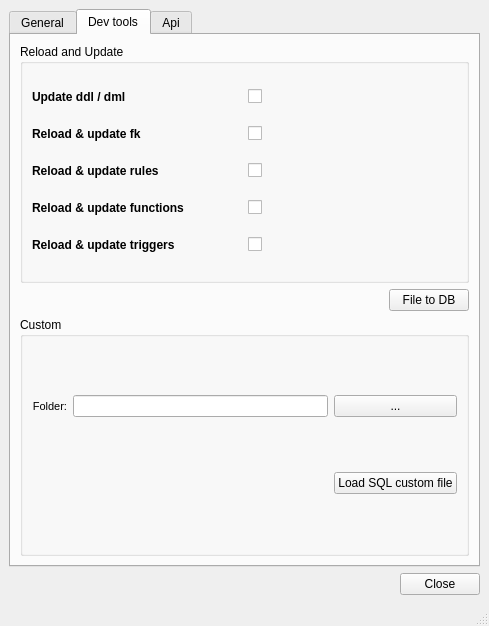
Qt form ui/readsql.ui (Giswater/giswater_qgis_plugin) before a commit.
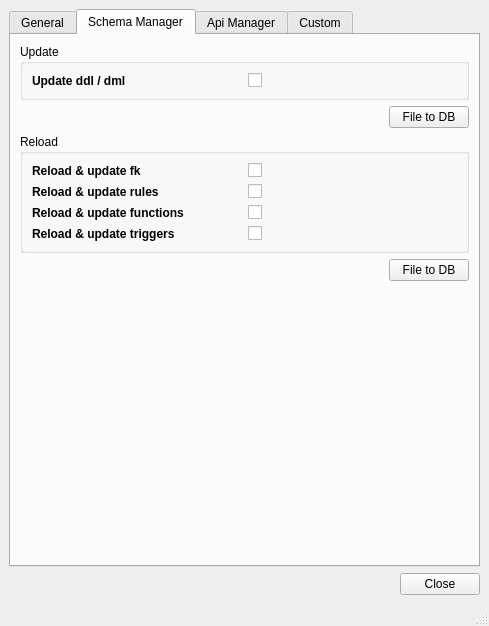
The same form after that commit. The open tabs and pages were chosen to show the change.

The edit to the form file:
```diff
--- a/ui/readsql.ui
+++ b/ui/readsql.ui
@@ -275,103 +275,6 @@
           </layout>
          </widget>
         </item>
-        <item row="3" column="0">
-         <widget class="QGroupBox" name="groupBox_2">
-          <property name="title">
-           <string>QGIS project file</string>
-          </property>
-          <layout class="QGridLayout" name="gridLayout_5">
-           <item row="0" column="0">
-            <widget class="QLabel" name="label_custom_node_type_5">
-             <property name="font">
-              <font>
-               <pointsize>8</pointsize>
-              </font>
-             </property>
-             <property name="frameShape">
-              <enum>QFrame::NoFrame</enum>
-             </property>
-             <property name="frameShadow">
-              <enum>QFrame::Raised</enum>
-             </property>
-             <property name="text">
-              <string>Folder:</string>
-             </property>
-             <property name="alignment">
-              <set>Qt::AlignRight|Qt::AlignTrailing|Qt::AlignVCenter</set>
-             </property>
-             <property name="margin">
-              <number>3</number>
-             </property>
-            </widget>
-           </item>
-           <item row="0" column="1">
-            <widget class="QLineEdit" name="path_folder">
-             <property name="text">
-              <string/>
-             </property>
-            </widget>
-           </item>
-           <item row="0" column="2">
-            <widget class="QPushButton" name="btn_select_file">
-             <property name="text">
-              <string>...</string>
-             </property>
-            </widget>
-           </item>
-           <item row="1" column="0">
-            <widget class="QLabel" name="label_custom_node_type_6">
-             <property name="font">
-              <font>
-               <pointsize>8</pointsize>
-              </font>
-             </property>
-             <property name="frameShape">
-              <enum>QFrame::NoFrame</enum>
-             </property>
-             <property name="frameShadow">
-              <enum>QFrame::Raised</enum>
-             </property>
-             <property name="text">
-              <string>   File name:</string>
-             </property>
-             <property name="alignment">
-              <set>Qt::AlignRight|Qt::AlignTrailing|Qt::AlignVCenter</set>
-             </property>
-             <property name="margin">
-              <number>3</number>
-             </property>
-            </widget>
-           </item>
-           <item row="1" column="1">
-            <widget class="QLineEdit" name="qgis_project_file_name">
-             <property name="text">
-              <string/>
-             </property>
-            </widget>
-           </item>
-           <item row="2" column="2">
-            <widget class="QPushButton" name="btn_qgis_project_create">
-             <property name="sizePolicy">
-              <sizepolicy hsizetype="Preferred" vsizetype="Fixed">
-               <horstretch>0</horstretch>
-               <verstretch>0</verstretch>
-              </sizepolicy>
-             </property>
-             <property name="font">
-              <font>
-               <weight>50</weight>
-               <bold>false</bold>
-              </font>
-             </property>
-             <property name="text">
-              <string>Create</string>
-             </property>
-            </widget>
-           </item>
-          </layout>
-         </widget>
-        </item>
         <item row="0" column="0">
          <widget class="QGroupBox" name="groupBox_4">
           <property name="title">
@@ -424,10 +327,10 @@
       </widget>
       <widget class="QWidget" name="devtools">
        <attribute name="title">
-        <string>Dev tools</string>
+        <string>Schema Manager</string>
        </attribute>
        <layout class="QGridLayout" name="gridLayout_8">
-        <item row="1" column="1">
+        <item row="3" column="1">
          <widget class="QPushButton" name="btn_schema_file_to_db">
           <property name="sizePolicy">
            <sizepolicy hsizetype="Fixed" vsizetype="Fixed">
@@ -440,79 +343,77 @@
           </property>
          </widget>
         </item>
-        <item row="2" column="0" colspan="2">
-         <widget class="QGroupBox" name="groupBox_7">
-          <property name="title">
-           <string>Custom</string>
+        <item row="4" column="1">
+         <spacer name="verticalSpacer_2">
+          <property name="orientation">
+           <enum>Qt::Vertical</enum>
           </property>
-          <layout class="QGridLayout" name="gridLayout_10">
-           <item row="0" column="1">
-            <widget class="QLineEdit" name="schema_path_folder">
-             <property name="text">
-              <string/>
-             </property>
-            </widget>
-           </item>
-           <item row="0" column="2">
-            <widget class="QPushButton" name="btn_schema_select_file">
-             <property name="text">
-              <string>...</string>
-             </property>
-            </widget>
-           </item>
-           <item row="0" column="0">
-            <widget class="QLabel" name="label_custom_node_type_15">
-             <property name="font">
-              <font>
-               <pointsize>8</pointsize>
-              </font>
-             </property>
-             <property name="frameShape">
-              <enum>QFrame::NoFrame</enum>
-             </property>
-             <property name="frameShadow">
-              <enum>QFrame::Raised</enum>
-             </property>
-             <property name="text">
-              <string>Folder:</string>
-             </property>
-             <property name="alignment">
-              <set>Qt::AlignRight|Qt::AlignTrailing|Qt::AlignVCenter</set>
-             </property>
-             <property name="margin">
-              <number>3</number>
-             </property>
-            </widget>
-           </item>
-           <item row="1" column="2">
-            <widget class="QPushButton" name="btn_schema_custom_load_file">
-             <property name="sizePolicy">
-              <sizepolicy hsizetype="Fixed" vsizetype="Fixed">
-               <horstretch>0</horstretch>
-               <verstretch>0</verstretch>
-              </sizepolicy>
-             </property>
-             <property name="font">
-              <font>
-               <weight>50</weight>
-               <bold>false</bold>
-              </font>
-             </property>
-             <property name="text">
-              <string>Load SQL custom file</string>
-             </property>
-            </widget>
-           </item>
-          </layout>
-         </widget>
+          <property name="sizeHint" stdset="0">
+           <size>
+            <width>20</width>
+            <height>40</height>
+           </size>
+          </property>
+         </spacer>
         </item>
         <item row="0" column="0" colspan="2">
+         <widget class="QGroupBox" name="groupBox_2">
+          <property name="title">
+           <string>Update</string>
+          </property>
+          <layout class="QGridLayout" name="gridLayout_5">
+           <item row="0" column="0">
+            <widget class="QLabel" name="label_5">
+             <property name="font">
+              <font>
+               <weight>75</weight>
+               <bold>true</bold>
+              </font>
+             </property>
+             <property name="text">
+              <string>Update ddl / dml</string>
+             </property>
+            </widget>
+           </item>
+           <item row="0" column="1">
+            <widget class="QCheckBox" name="chk_schema_ddl_dml">
+             <property name="text">
+              <string/>
+             </property>
+             <property name="iconSize">
+              <size>
+               <width>19</width>
+               <height>19</height>
+              </size>
+             </property>
+             <property name="checked">
+              <bool>false</bool>
+             </property>
+            </widget>
+           </item>
+          </layout>
+         </widget>
+        </item>
+        <item row="2" column="0" colspan="2">
          <widget class="QGroupBox" name="groupBox_10">
           <property name="title">
-           <string>Reload and Update</string>
+           <string>Reload</string>
           </property>
           <layout class="QGridLayout" name="gridLayout_9">
-           <item row="4" column="1">
+           <item row="1" column="0">
+            <widget class="QLabel" name="label_33">
+             <property name="font">
+              <font>
+               <weight>75</weight>
+               <bold>true</bold>
+              </font>
+             </property>
+             <property name="text">
+              <string>Reload &amp; update rules</string>
+             </property>
+            </widget>
+           </item>
+           <item row="3" column="1">
             <widget class="QCheckBox" name="chk_schema_trigger">
              <property name="text">
               <string/>
@@ -528,52 +429,7 @@
              </property>
             </widget>
            </item>
-           <item row="1" column="0">
-            <widget class="QLabel" name="label_7">
-             <property name="font">
-              <font>
-               <weight>75</weight>
-               <bold>true</bold>
-              </font>
-             </property>
-             <property name="text">
-              <string>Reload &amp; update fk</string>
-             </property>
-            </widget>
-           </item>
-           <item row="1" column="1">
-            <widget class="QCheckBox" name="chk_schema_fk">
-             <property name="text">
-              <string/>
-             </property>
-             <property name="iconSize">
-              <size>
-               <width>19</width>
-               <height>19</height>
-              </size>
-             </property>
-             <property name="checked">
-              <bool>false</bool>
-             </property>
-            </widget>
-           </item>
            <item row="2" column="1">
-            <widget class="QCheckBox" name="chk_schema_rules">
-             <property name="text">
-              <string/>
-             </property>
-             <property name="iconSize">
-              <size>
-               <width>19</width>
-               <height>19</height>
-              </size>
-             </property>
-             <property name="checked">
-              <bool>false</bool>
-             </property>
-            </widget>
-           </item>
-           <item row="3" column="1">
             <widget class="QCheckBox" name="chk_schema_funcion">
              <property name="text">
               <string/>
@@ -589,7 +445,23 @@
              </property>
             </widget>
            </item>
-           <item row="3" column="0">
+           <item row="1" column="1">
+            <widget class="QCheckBox" name="chk_schema_rules">
+             <property name="text">
+              <string/>
+             </property>
+             <property name="iconSize">
+              <size>
+               <width>19</width>
+               <height>19</height>
+              </size>
+             </property>
+             <property name="checked">
+              <bool>false</bool>
+             </property>
+            </widget>
+           </item>
+           <item row="2" column="0">
             <widget class="QLabel" name="label_30">
              <property name="font">
               <font>
@@ -602,20 +474,7 @@
              </property>
             </widget>
            </item>
-           <item row="2" column="0">
-            <widget class="QLabel" name="label_33">
-             <property name="font">
-              <font>
-               <weight>75</weight>
-               <bold>true</bold>
-              </font>
-             </property>
-             <property name="text">
-              <string>Reload &amp; update rules</string>
-             </property>
-            </widget>
-           </item>
-           <item row="4" column="0">
+           <item row="3" column="0">
             <widget class="QLabel" name="label_8">
              <property name="font">
               <font>
@@ -629,7 +488,7 @@
             </widget>
            </item>
            <item row="0" column="0">
-            <widget class="QLabel" name="label_5">
+            <widget class="QLabel" name="label_7">
              <property name="font">
               <font>
                <weight>75</weight>
@@ -637,12 +496,12 @@
               </font>
              </property>
              <property name="text">
-              <string>Update ddl / dml</string>
+              <string>Reload &amp; update fk</string>
              </property>
             </widget>
            </item>
            <item row="0" column="1">
-            <widget class="QCheckBox" name="chk_schema_ddl_dml">
+            <widget class="QCheckBox" name="chk_schema_fk">
              <property name="text">
               <string/>
              </property>
@@ -660,11 +519,18 @@
           </layout>
          </widget>
         </item>
+        <item row="1" column="1">
+         <widget class="QPushButton" name="btn_schema_update_file_to_db">
+          <property name="text">
+           <string>File to DB</string>
+          </property>
+         </widget>
+        </item>
        </layout>
       </widget>
       <widget class="QWidget" name="api">
        <attribute name="title">
-        <string>Api</string>
+        <string>Api Manager</string>
        </attribute>
        <layout class="QGridLayout" name="gridLayout_11">
         <item row="2" column="1">
@@ -828,8 +694,28 @@
           </layout>
          </widget>
         </item>
-        <item row="4" column="0" colspan="2">
-         <widget class="QGroupBox" name="groupBox_25">
+        <item row="4" column="1">
+         <spacer name="verticalSpacer">
+          <property name="orientation">
+           <enum>Qt::Vertical</enum>
+          </property>
+          <property name="sizeHint" stdset="0">
+           <size>
+            <width>20</width>
+            <height>40</height>
+           </size>
+          </property>
+         </spacer>
+        </item>
+       </layout>
+      </widget>
+      <widget class="QWidget" name="custom">
+       <attribute name="title">
+        <string>Custom</string>
+       </attribute>
+       <layout class="QGridLayout" name="gridLayout_3">
+        <item row="0" column="0">
+         <widget class="QGroupBox" name="groupBox_7">
           <property name="title">
            <string>Custom</string>
           </property>
```
Left out of the diff: 381 changed lines with no effect on the pictures.
